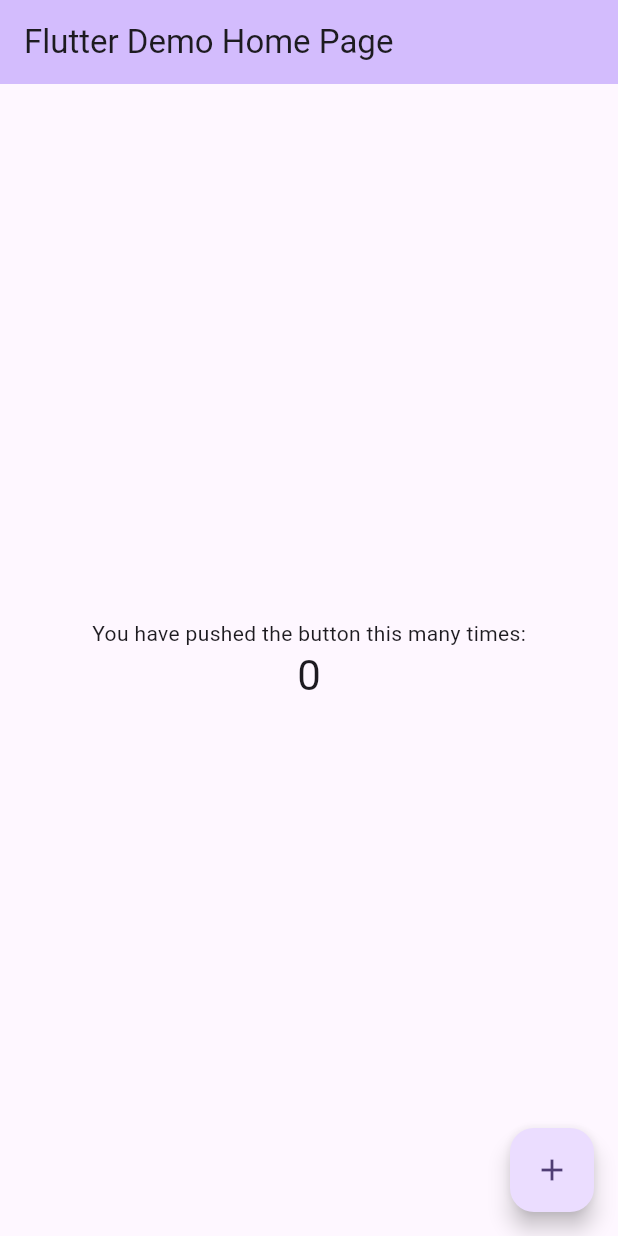
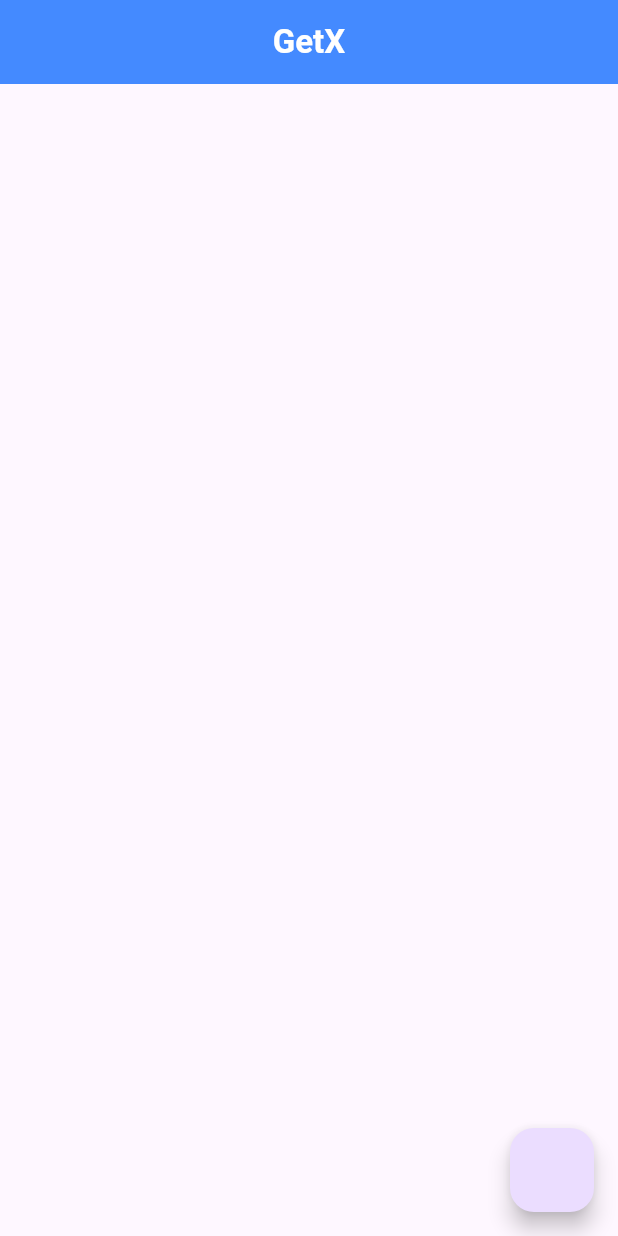
Before and after one commit to MehediMashfan086/flutter-getx, a Flutter app: the screen it shows after launch, on a phone screen of 412 x 824 dp. Run offline on Flutter 3.47's test engine with Material 3 defaults, Android fonts, the phone set to English and light mode, and no system bars; our stand-ins replace get.

```diff
--- /dev/null
+++ b/lib/home_screen.dart
@@ -0,0 +1,46 @@
+import 'package:flutter/material.dart';
+import 'package:get/get.dart';
+
+class HomeScreen extends StatefulWidget {
+  const HomeScreen({super.key});
+
+  @override
+  State<HomeScreen> createState() => _HomeScreenState();
+}
+
+class _HomeScreenState extends State<HomeScreen> {
+  @override
+  Widget build(BuildContext context) {
+    return Scaffold(
+      appBar: AppBar(
+        backgroundColor: Colors.blueAccent,
+        title: const Center(
+          child: Text(
+            "GetX",
+            style: TextStyle(
+              fontSize: 22,
+              fontWeight: FontWeight.bold,
+              color: Colors.white,
+            ),
+          ),
+        ),
+      ),
+      floatingActionButton: FloatingActionButton(
+        onPressed: () {
+          Get.snackbar(
+            "GetX",
+            "This is my first GetX project!",
+            backgroundColor: Colors.green,
+            colorText: Colors.white,
+            snackPosition: SnackPosition.BOTTOM,
+            icon: const Icon(
+              Icons.warning,
+              color: Colors.white,
+            ),
+            // animationDuration: const Duration(seconds: 5),
+          );
+        },
+      ),
+    );
+  }
+}
--- a/lib/main.dart
+++ b/lib/main.dart
@@ -1,4 +1,6 @@
 import 'package:flutter/material.dart';
+import 'package:flutter_getx/home_screen.dart';
+import 'package:get/get.dart';
 
 void main() {
   runApp(const MyApp());
@@ -7,119 +9,16 @@ void main() {
 class MyApp extends StatelessWidget {
   const MyApp({super.key});
 
-  // This widget is the root of your application.
   @override
   Widget build(BuildContext context) {
-    return MaterialApp(
+    return GetMaterialApp(
       title: 'Flutter Demo',
+      debugShowCheckedModeBanner: false,
       theme: ThemeData(
-        // This is the theme of your application.
-        //
-        // TRY THIS: Try running your application with "flutter run". You'll see
-        // the application has a purple toolbar. Then, without quitting the app,
-        // try changing the seedColor in the colorScheme below to Colors.green
-        // and then invoke "hot reload" (save your changes or press the "hot
-        // reload" button in a Flutter-supported IDE, or press "r" if you used
-        // the command line to start the app).
-        //
-        // Notice that the counter didn't reset back to zero; the application
-        // state is not lost during the reload. To reset the state, use hot
-        // restart instead.
-        //
-        // This works for code too, not just values: Most code changes can be
-        // tested with just a hot reload.
         colorScheme: ColorScheme.fromSeed(seedColor: Colors.deepPurple),
         useMaterial3: true,
       ),
-      home: const MyHomePage(title: 'Flutter Demo Home Page'),
+      home: const HomeScreen(),
     );
   }
 }
-
-class MyHomePage extends StatefulWidget {
-  const MyHomePage({super.key, required this.title});
-
-  // This widget is the home page of your application. It is stateful, meaning
-  // that it has a State object (defined below) that contains fields that affect
-  // how it looks.
-
-  // This class is the configuration for the state. It holds the values (in this
-  // case the title) provided by the parent (in this case the App widget) and
-  // used by the build method of the State. Fields in a Widget subclass are
-  // always marked "final".
-
-  final String title;
-
-  @override
-  State<MyHomePage> createState() => _MyHomePageState();
-}
-
-class _MyHomePageState extends State<MyHomePage> {
-  int _counter = 0;
-
-  void _incrementCounter() {
-    setState(() {
-      // This call to setState tells the Flutter framework that something has
-      // changed in this State, which causes it to rerun the build method below
-      // so that the display can reflect the updated values. If we changed
-      // _counter without calling setState(), then the build method would not be
-      // called again, and so nothing would appear to happen.
-      _counter++;
-    });
-  }
-
-  @override
-  Widget build(BuildContext context) {
-    // This method is rerun every time setState is called, for instance as done
-    // by the _incrementCounter method above.
-    //
-    // The Flutter framework has been optimized to make rerunning build methods
-    // fast, so that you can just rebuild anything that needs updating rather
-    // than having to individually change instances of widgets.
-    return Scaffold(
-      appBar: AppBar(
-        // TRY THIS: Try changing the color here to a specific color (to
-        // Colors.amber, perhaps?) and trigger a hot reload to see the AppBar
-        // change color while the other colors stay the same.
-        backgroundColor: Theme.of(context).colorScheme.inversePrimary,
-        // Here we take the value from the MyHomePage object that was created by
-        // the App.build method, and use it to set our appbar title.
-        title: Text(widget.title),
-      ),
-      body: Center(
-        // Center is a layout widget. It takes a single child and positions it
-        // in the middle of the parent.
-        child: Column(
-          // Column is also a layout widget. It takes a list of children and
-          // arranges them vertically. By default, it sizes itself to fit its
-          // children horizontally, and tries to be as tall as its parent.
-          //
-          // Column has various properties to control how it sizes itself and
-          // how it positions its children. Here we use mainAxisAlignment to
-          // center the children vertically; the main axis here is the vertical
-          // axis because Columns are vertical (the cross axis would be
-          // horizontal).
-          //
-          // TRY THIS: Invoke "debug painting" (choose the "Toggle Debug Paint"
-          // action in the IDE, or press "p" in the console), to see the
-          // wireframe for each widget.
-          mainAxisAlignment: MainAxisAlignment.center,
-          children: <Widget>[
-            const Text(
-              'You have pushed the button this many times:',
-            ),
-            Text(
-              '$_counter',
-              style: Theme.of(context).textTheme.headlineMedium,
-            ),
-          ],
-        ),
-      ),
-      floatingActionButton: FloatingActionButton(
-        onPressed: _incrementCounter,
-        tooltip: 'Increment',
-        child: const Icon(Icons.add),
-      ), // This trailing comma makes auto-formatting nicer for build methods.
-    );
-  }
-}
--- a/pubspec.yaml
+++ b/pubspec.yaml
@@ -35,6 +35,7 @@ dependencies:
   # The following adds the Cupertino Icons font to your application.
   # Use with the CupertinoIcons class for iOS style icons.
   cupertino_icons: ^1.0.6
+  get: ^4.6.6
 
 dev_dependencies:
   flutter_test:
```
Also changed, not shown: pubspec.lock.
